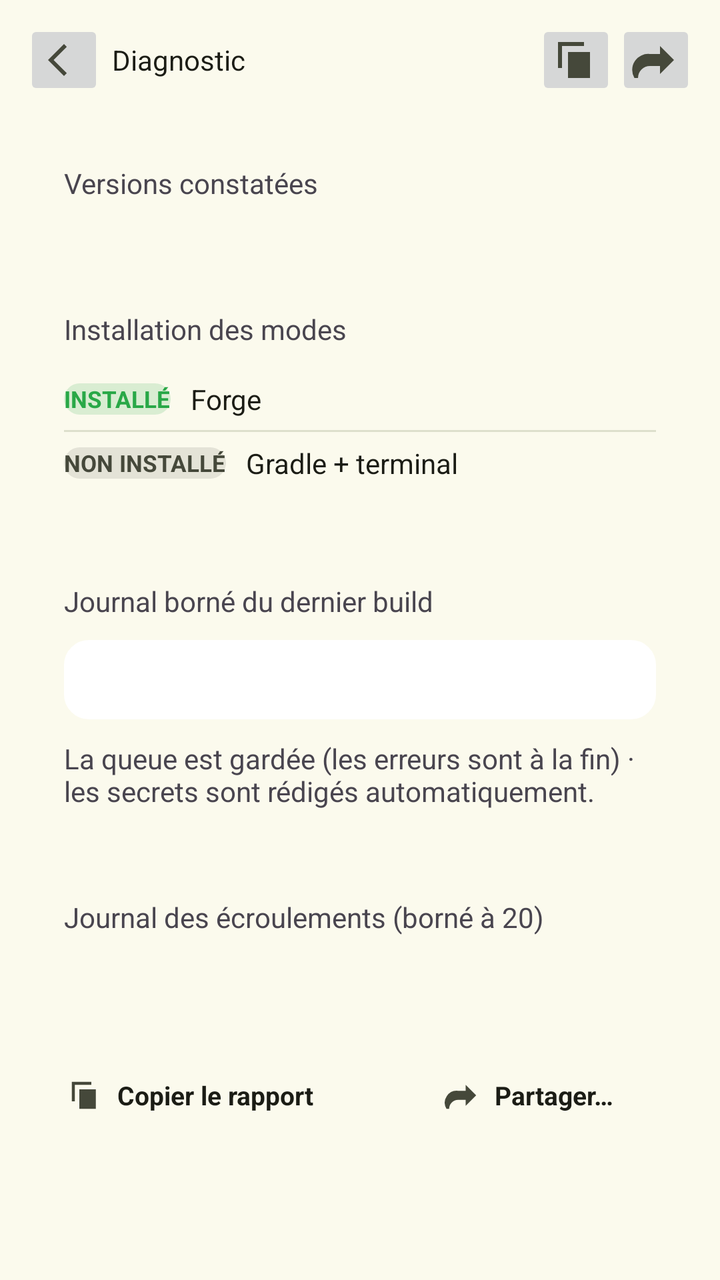
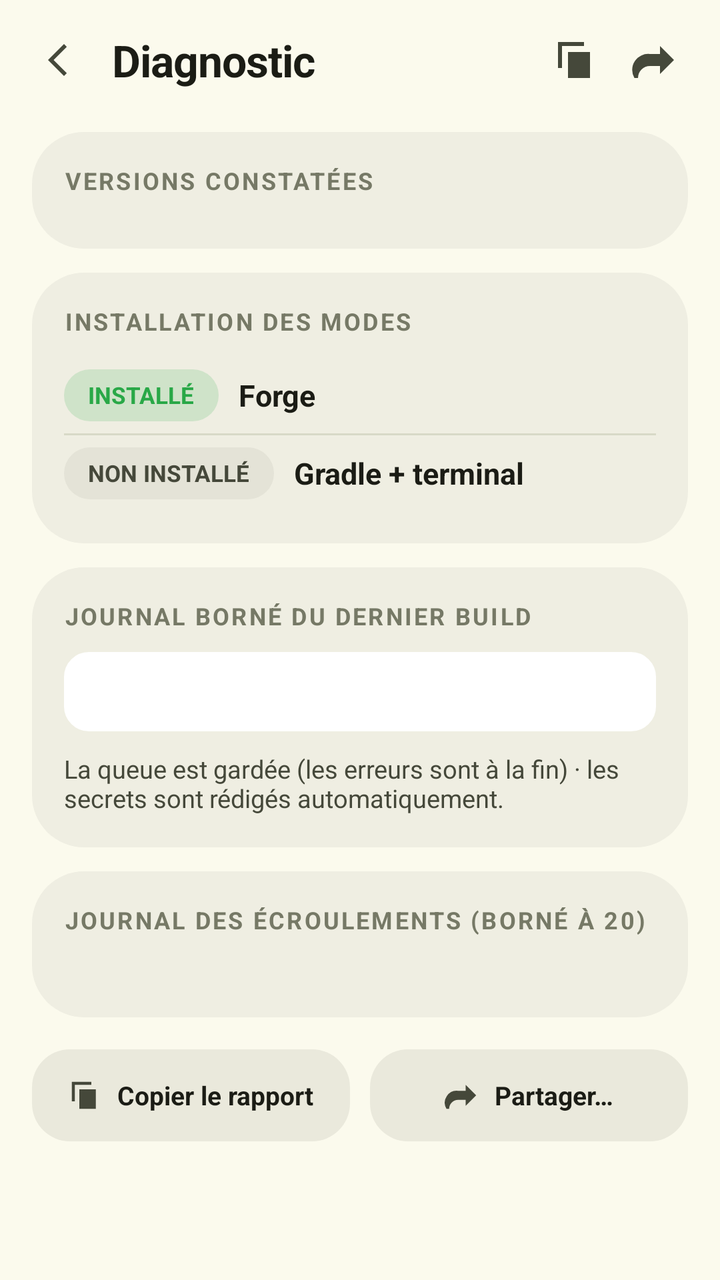

The first picture is an Android layout as it rendered before a commit; the second is the same layout after the commit. The layout source and the unified diff follow.
<!-- AndroidManifest.xml: application theme Theme.JoIDE -->
<!-- res/layout/diagnostic_fragment.xml -->
<?xml version="1.0" encoding="utf-8"?>
<LinearLayout xmlns:android="http://schemas.android.com/apk/res/android"
    xmlns:app="http://schemas.android.com/apk/res-auto"
    android:layout_width="match_parent"
    android:layout_height="match_parent"
    android:orientation="vertical"
    android:background="@color/fond">

    
    <LinearLayout
        android:layout_width="match_parent"
        android:layout_height="wrap_content"
        android:orientation="horizontal"
        android:gravity="center_vertical"
        android:paddingStart="12dp"
        android:paddingEnd="12dp"
        android:paddingTop="10dp"
        android:paddingBottom="10dp"
        android:background="@color/fond">

        <ImageButton
            android:id="@+id/diagnostic_back_button"
            style="IconBtn"
            android:layout_width="@dimen/iconbtn_cote"
            android:layout_height="@dimen/iconbtn_cote"
            android:contentDescription="@string/commun_retour"
            android:src="@drawable/ic_back" />

        <TextView
            android:layout_width="0dp"
            android:layout_height="wrap_content"
            android:layout_weight="1"
            android:layout_marginStart="4dp"
            android:text="@string/diagnostic_title"
            android:textColor="@color/sur"
            style="Txt.Xl" />

        <ImageButton
            android:id="@+id/diagnostic_copy_button"
            style="IconBtn"
            android:layout_width="@dimen/iconbtn_cote"
            android:layout_height="@dimen/iconbtn_cote"
            android:contentDescription="@string/diagnostic_copy_desc"
            android:src="@drawable/ic_copy" />

        <ImageButton
            android:id="@+id/diagnostic_share_button"
            style="IconBtn"
            android:layout_width="@dimen/iconbtn_cote"
            android:layout_height="@dimen/iconbtn_cote"
            android:contentDescription="@string/diagnostic_share_desc"
            android:src="@drawable/ic_share" />
    </LinearLayout>

    
    <ScrollView
        android:layout_width="match_parent"
        android:layout_height="0dp"
        android:layout_weight="1"
        android:scrollbars="none"
        android:clipToPadding="false">

        <LinearLayout
            android:layout_width="match_parent"
            android:layout_height="wrap_content"
            android:orientation="vertical"
            android:paddingStart="16dp"
            android:paddingEnd="16dp"
            android:paddingBottom="20dp">

            
            <LinearLayout
                style="Carte"
                android:layout_width="match_parent"
                android:layout_height="wrap_content"
                android:layout_marginTop="6dp"
                android:orientation="vertical"
                android:padding="16dp">

                <TextView
                    android:layout_width="wrap_content"
                    android:layout_height="wrap_content"
                    android:layout_marginBottom="10dp"
                    android:text="@string/diagnostic_versions_section"
                    style="Txt.Eyebrow" />

                
                <LinearLayout
                    android:id="@+id/diagnostic_versions_list"
                    android:layout_width="match_parent"
                    android:layout_height="wrap_content"
                    android:orientation="vertical" />
            </LinearLayout>

            
            <LinearLayout
                style="Carte"
                android:layout_width="match_parent"
                android:layout_height="wrap_content"
                android:layout_marginTop="12dp"
                android:orientation="vertical"
                android:padding="16dp">

                <TextView
                    android:layout_width="wrap_content"
                    android:layout_height="wrap_content"
                    android:layout_marginBottom="10dp"
                    android:text="@string/diagnostic_modes_section"
                    style="Txt.Eyebrow" />

                
                <LinearLayout
                    android:id="@+id/diagnostic_mode_forge_row"
                    android:layout_width="match_parent"
                    android:layout_height="wrap_content"
                    android:orientation="horizontal"
                    android:gravity="center_vertical"
                    android:paddingTop="6dp"
                    android:paddingBottom="6dp">

                    <TextView
                        android:id="@+id/diagnostic_mode_forge_state"
                        style="Pill"
                        android:layout_width="wrap_content"
                        android:layout_height="wrap_content"
                        android:background="@drawable/fond_pill_ok"
                        android:text="@string/diagnostic_mode_installed"
                        android:textColor="@color/ok"
                        android:textSize="@dimen/txt_pill"
                        android:textStyle="bold" />

                    <TextView
                        android:id="@+id/diagnostic_mode_forge_name"
                        android:layout_width="wrap_content"
                        android:layout_height="wrap_content"
                        android:layout_marginStart="10dp"
                        android:text="@string/mode_forge_nom"
                        android:textColor="@color/sur"
                        style="Txt.Sm" />

                    <TextView
                        android:id="@+id/diagnostic_mode_forge_size"
                        android:layout_width="wrap_content"
                        android:layout_height="wrap_content"
                        android:layout_marginStart="10dp"
                        android:layout_gravity="end"
                        style="Txt.BodyS" />
                </LinearLayout>

                <View
                    android:layout_width="match_parent"
                    android:layout_height="1dp"
                    android:background="@drawable/fond_div_inset"
                    android:alpha="0.55" />

                
                <LinearLayout
                    android:id="@+id/diagnostic_mode_gradle_row"
                    android:layout_width="match_parent"
                    android:layout_height="wrap_content"
                    android:orientation="horizontal"
                    android:gravity="center_vertical"
                    android:paddingTop="6dp"
                    android:paddingBottom="6dp">

                    <TextView
                        android:id="@+id/diagnostic_mode_gradle_state"
                        style="Pill"
                        android:layout_width="wrap_content"
                        android:layout_height="wrap_content"
                        android:background="@drawable/fond_pill_sc_highest"
                        android:text="@string/diagnostic_mode_not_installed"
                        android:textColor="@color/sur_var"
                        android:textSize="@dimen/txt_pill"
                        android:textStyle="bold" />

                    <TextView
                        android:id="@+id/diagnostic_mode_gradle_name"
                        android:layout_width="wrap_content"
                        android:layout_height="wrap_content"
                        android:layout_marginStart="10dp"
                        android:text="@string/mode_gradle_nom"
                        android:textColor="@color/sur"
                        style="Txt.Sm" />

                    <TextView
                        android:id="@+id/diagnostic_mode_gradle_size"
                        android:layout_width="wrap_content"
                        android:layout_height="wrap_content"
                        android:layout_marginStart="10dp"
                        android:layout_gravity="end"
                        style="Txt.BodyS" />
                </LinearLayout>
            </LinearLayout>

            
            <LinearLayout
                style="Carte"
                android:layout_width="match_parent"
                android:layout_height="wrap_content"
                android:layout_marginTop="12dp"
                android:orientation="vertical"
                android:padding="16dp">

                <TextView
                    android:layout_width="wrap_content"
                    android:layout_height="wrap_content"
                    android:layout_marginBottom="10dp"
                    android:text="@string/diagnostic_build_log_section"
                    style="Txt.Eyebrow" />

                
                <TextView
                    android:id="@+id/diagnostic_build_log"
                    android:layout_width="match_parent"
                    android:layout_height="wrap_content"
                    android:background="@drawable/fond_field"
                    android:backgroundTint="@color/sc_lowest"
                    android:padding="12dp"
                    android:fontFamily="monospace"
                    android:textSize="11.5sp"
                    android:textColor="@color/sur_var"
                    android:lineSpacingMultiplier="1.8" />

                <TextView
                    android:layout_width="match_parent"
                    android:layout_height="wrap_content"
                    android:layout_marginTop="10dp"
                    android:text="@string/diagnostic_build_log_note"
                    style="Txt.BodyS" />
            </LinearLayout>

            
            <LinearLayout
                style="Carte"
                android:layout_width="match_parent"
                android:layout_height="wrap_content"
                android:layout_marginTop="12dp"
                android:orientation="vertical"
                android:padding="16dp">

                <TextView
                    android:layout_width="wrap_content"
                    android:layout_height="wrap_content"
                    android:layout_marginBottom="10dp"
                    android:text="@string/diagnostic_crash_log_section"
                    style="Txt.Eyebrow" />

                <TextView
                    android:id="@+id/diagnostic_crash_log"
                    android:layout_width="match_parent"
                    android:layout_height="wrap_content"
                    android:fontFamily="monospace"
                    android:textSize="11sp"
                    android:textColor="@color/sur_var"
                    android:lineSpacingMultiplier="1.9" />
            </LinearLayout>

            
            <LinearLayout
                android:layout_width="match_parent"
                android:layout_height="wrap_content"
                android:orientation="horizontal"
                android:layout_marginTop="16dp">

                <LinearLayout
                    android:id="@+id/diagnostic_copy_chip"
                    style="Chip"
                    android:layout_width="0dp"
                    android:layout_height="46dp"
                    android:layout_weight="1"
                    android:gravity="center"
                    android:orientation="horizontal">

                    <ImageView
                        android:layout_width="18dp"
                        android:layout_height="18dp"
                        android:contentDescription="@null"
                        android:src="@drawable/ic_copy" />

                    <TextView
                        android:layout_width="wrap_content"
                        android:layout_height="wrap_content"
                        android:layout_marginStart="7dp"
                        android:text="@string/diagnostic_action_copy"
                        android:textColor="@color/sur"
                        android:textSize="13sp"
                        android:textStyle="bold" />
                </LinearLayout>

                <LinearLayout
                    android:id="@+id/diagnostic_share_chip"
                    style="Chip"
                    android:layout_width="0dp"
                    android:layout_height="46dp"
                    android:layout_weight="1"
                    android:layout_marginStart="10dp"
                    android:gravity="center"
                    android:orientation="horizontal">

                    <ImageView
                        android:layout_width="18dp"
                        android:layout_height="18dp"
                        android:contentDescription="@null"
                        android:src="@drawable/ic_share" />

                    <TextView
                        android:layout_width="wrap_content"
                        android:layout_height="wrap_content"
                        android:layout_marginStart="7dp"
                        android:text="@string/diagnostic_action_share"
                        android:textColor="@color/sur"
                        android:textSize="13sp"
                        android:textStyle="bold" />
                </LinearLayout>
            </LinearLayout>
        </LinearLayout>
    </ScrollView>
</LinearLayout>
<!-- resources referenced by this layout -->
<resources>
  <color name="fond">#FBFAED</color>
  <color name="ok">#29A847</color>
  <color name="sc_lowest">#FFFFFF</color>
  <color name="sur">#1B1C15</color>
  <color name="sur_var">#45483A</color>
  <dimen name="iconbtn_cote">40dp</dimen>
  <dimen name="txt_pill">11.5sp</dimen>
  <string name="commun_retour">Retour</string>
  <string name="mode_forge_nom">Forge</string>
  <color name="contour_var">#C6C9B2</color>
  <color name="sc_highest">#E4E3D7</color>
  <color name="ok_soft">#2929A847</color>
  <color name="primaire">#465700</color>
  <color name="sur_primaire">#FFFFFF</color>
  <color name="sc2">#DEE5C3</color>
  <color name="sur_sc2">#2A3119</color>
  <color name="tertiaire">#6C3E85</color>
  <color name="sur_tertiaire">#FFFFFF</color>
  <color name="sc">#EFEEE2</color>
  <color name="contour">#767966</color>
  <color name="erreur">#8F4C38</color>
  <color name="sc_low">#F5F4E7</color>
  <color name="sc_high">#EAE9DC</color>
  <!-- unchanged entries left out for length: 27 -->
</resources>

<!-- the commit's change to res/layout/diagnostic_fragment.xml (unified diff, before → after) -->
@@ -20,7 +20,7 @@
 
         <ImageButton
             android:id="@+id/diagnostic_back_button"
-            style="IconBtn"
+            style="@style/IconBtn"
             android:layout_width="@dimen/iconbtn_cote"
             android:layout_height="@dimen/iconbtn_cote"
             android:contentDescription="@string/commun_retour"
@@ -33,11 +33,11 @@
             android:layout_marginStart="4dp"
             android:text="@string/diagnostic_title"
             android:textColor="@color/sur"
-            style="Txt.Xl" />
+            style="@style/Txt.Xl" />
 
         <ImageButton
             android:id="@+id/diagnostic_copy_button"
-            style="IconBtn"
+            style="@style/IconBtn"
             android:layout_width="@dimen/iconbtn_cote"
             android:layout_height="@dimen/iconbtn_cote"
             android:contentDescription="@string/diagnostic_copy_desc"
@@ -45,7 +45,7 @@
 
         <ImageButton
             android:id="@+id/diagnostic_share_button"
-            style="IconBtn"
+            style="@style/IconBtn"
             android:layout_width="@dimen/iconbtn_cote"
             android:layout_height="@dimen/iconbtn_cote"
             android:contentDescription="@string/diagnostic_share_desc"
@@ -70,7 +70,7 @@
 
             
             <LinearLayout
-                style="Carte"
+                style="@style/Carte"
                 android:layout_width="match_parent"
                 android:layout_height="wrap_content"
                 android:layout_marginTop="6dp"
@@ -82,7 +82,7 @@
                     android:layout_height="wrap_content"
                     android:layout_marginBottom="10dp"
                     android:text="@string/diagnostic_versions_section"
-                    style="Txt.Eyebrow" />
+                    style="@style/Txt.Eyebrow" />
 
                 
                 <LinearLayout
@@ -94,7 +94,7 @@
 
             
             <LinearLayout
-                style="Carte"
+                style="@style/Carte"
                 android:layout_width="match_parent"
                 android:layout_height="wrap_content"
                 android:layout_marginTop="12dp"
@@ -106,7 +106,7 @@
                     android:layout_height="wrap_content"
                     android:layout_marginBottom="10dp"
                     android:text="@string/diagnostic_modes_section"
-                    style="Txt.Eyebrow" />
+                    style="@style/Txt.Eyebrow" />
 
                 
                 <LinearLayout
@@ -120,7 +120,7 @@
 
                     <TextView
                         android:id="@+id/diagnostic_mode_forge_state"
-                        style="Pill"
+                        style="@style/Pill"
                         android:layout_width="wrap_content"
                         android:layout_height="wrap_content"
                         android:background="@drawable/fond_pill_ok"
@@ -136,7 +136,7 @@
                         android:layout_marginStart="10dp"
                         android:text="@string/mode_forge_nom"
                         android:textColor="@color/sur"
-                        style="Txt.Sm" />
+                        style="@style/Txt.Sm" />
 
                     <TextView
                         android:id="@+id/diagnostic_mode_forge_size"
@@ -144,7 +144,7 @@
                         android:layout_height="wrap_content"
                         android:layout_marginStart="10dp"
                         android:layout_gravity="end"
-                        style="Txt.BodyS" />
+                        style="@style/Txt.BodyS" />
                 </LinearLayout>
 
                 <View
@@ -165,7 +165,7 @@
 
                     <TextView
                         android:id="@+id/diagnostic_mode_gradle_state"
-                        style="Pill"
+                        style="@style/Pill"
                         android:layout_width="wrap_content"
                         android:layout_height="wrap_content"
                         android:background="@drawable/fond_pill_sc_highest"
@@ -181,7 +181,7 @@
                         android:layout_marginStart="10dp"
                         android:text="@string/mode_gradle_nom"
                         android:textColor="@color/sur"
-                        style="Txt.Sm" />
+                        style="@style/Txt.Sm" />
 
                     <TextView
                         android:id="@+id/diagnostic_mode_gradle_size"
@@ -189,13 +189,13 @@
                         android:layout_height="wrap_content"
                         android:layout_marginStart="10dp"
                         android:layout_gravity="end"
-                        style="Txt.BodyS" />
+                        style="@style/Txt.BodyS" />
                 </LinearLayout>
             </LinearLayout>
 
             
             <LinearLayout
-                style="Carte"
+                style="@style/Carte"
                 android:layout_width="match_parent"
                 android:layout_height="wrap_content"
                 android:layout_marginTop="12dp"
@@ -207,7 +207,7 @@
                     android:layout_height="wrap_content"
                     android:layout_marginBottom="10dp"
                     android:text="@string/diagnostic_build_log_section"
-                    style="Txt.Eyebrow" />
+                    style="@style/Txt.Eyebrow" />
 
                 
                 <TextView
@@ -227,12 +227,12 @@
                     android:layout_height="wrap_content"
                     android:layout_marginTop="10dp"
                     android:text="@string/diagnostic_build_log_note"
-                    style="Txt.BodyS" />
-            </LinearLayout>
-
-            
-            <LinearLayout
-                style="Carte"
+                    style="@style/Txt.BodyS" />
+            </LinearLayout>
+
+            
+            <LinearLayout
+                style="@style/Carte"
                 android:layout_width="match_parent"
                 android:layout_height="wrap_content"
                 android:layout_marginTop="12dp"
@@ -244,7 +244,7 @@
                     android:layout_height="wrap_content"
                     android:layout_marginBottom="10dp"
                     android:text="@string/diagnostic_crash_log_section"
-                    style="Txt.Eyebrow" />
+                    style="@style/Txt.Eyebrow" />
 
                 <TextView
                     android:id="@+id/diagnostic_crash_log"
@@ -265,7 +265,7 @@
 
                 <LinearLayout
                     android:id="@+id/diagnostic_copy_chip"
-                    style="Chip"
+                    style="@style/Chip"
                     android:layout_width="0dp"
                     android:layout_height="46dp"
                     android:layout_weight="1"
@@ -290,7 +290,7 @@
 
                 <LinearLayout
                     android:id="@+id/diagnostic_share_chip"
-                    style="Chip"
+                    style="@style/Chip"
                     android:layout_width="0dp"
                     android:layout_height="46dp"
                     android:layout_weight="1"
<!-- resource entries referenced after the edit -->
@@ -9,9 +9,76 @@
   <dimen name="txt_pill">11.5sp</dimen>
   <string name="commun_retour">Retour</string>
   <string name="mode_forge_nom">Forge</string>
+  <style name="Carte" parent="">
+          <item name="android:background">@drawable/fond_carte</item>
+      </style>
+  <style name="Chip" parent="">
+          <item name="android:background">@drawable/fond_chip</item>
+          <item name="android:minHeight">@dimen/chip_hauteur</item>
+          <item name="android:paddingStart">@dimen/chip_padding_h</item>
+          <item name="android:paddingEnd">@dimen/chip_padding_h</item>
+          <item name="android:gravity">center_vertical</item>
+      </style>
+  <style name="IconBtn" parent="">
+          <item name="android:background">@drawable/fond_iconbtn</item>
+      </style>
+  <style name="Pill" parent="">
+          <item name="android:minHeight">@dimen/pill_hauteur</item>
+          <item name="android:paddingStart">@dimen/pill_padding_h</item>
+          <item name="android:paddingEnd">@dimen/pill_padding_h</item>
+          <item name="android:gravity">center_vertical</item>
+      </style>
+  <style name="Txt.BodyS" parent="">
+          <item name="android:textSize">@dimen/txt_body_s</item>
+          <item name="android:textColor">?attr/colorOnSurfaceVariant</item>
+      </style>
+  <style name="Txt.Eyebrow" parent="">
+          <item name="android:textSize">@dimen/txt_eyebrow</item>
+          <item name="android:textStyle">bold</item>
+          <item name="android:textAllCaps">true</item>
+          <item name="android:letterSpacing">0.09</item>
+          <item name="android:textColor">@color/contour</item>
+      </style>
+  <style name="Txt.Sm" parent="">
+          <item name="android:textSize">@dimen/txt_sm</item>
+          <item name="android:textStyle">bold</item>
+      </style>
+  <style name="Txt.Xl" parent="">
+          <item name="android:textSize">@dimen/txt_xl</item>
+          <item name="android:textStyle">bold</item>
+          <item name="android:letterSpacing">-0.014</item>
+      </style>
   <color name="contour_var">#C6C9B2</color>
   <color name="sc_highest">#E4E3D7</color>
   <color name="ok_soft">#2929A847</color>
+  <!-- drawable fond_carte (drawable) -->
+  <?xml version="1.0" encoding="utf-8"?>
+  <shape xmlns:android="http://schemas.android.com/apk/res/android">
+      <solid android:color="@color/sc" />
+      <corners android:radius="26dp" />
+  </shape>
+  <!-- drawable fond_chip (drawable) -->
+  <?xml version="1.0" encoding="utf-8"?>
+  <shape xmlns:android="http://schemas.android.com/apk/res/android">
+      <solid android:color="@color/sc_high" />
+      <corners android:radius="19dp" />
+  </shape>
+  <dimen name="chip_hauteur">38dp</dimen>
+  <dimen name="chip_padding_h">15dp</dimen>
+  <!-- drawable fond_iconbtn (drawable) -->
+  <?xml version="1.0" encoding="utf-8"?>
+  <selector xmlns:android="http://schemas.android.com/apk/res/android">
+      <item android:state_pressed="true">
+          <shape><solid android:color="#1B1C1510" /><corners android:radius="20dp" /></shape>
+      </item>
+      <item>
+          <shape><solid android:color="#00000000" /><corners android:radius="20dp" /></shape>
+      </item>
+  </selector>
+  <dimen name="pill_hauteur">26dp</dimen>
+  <dimen name="pill_padding_h">12dp</dimen>
+  <dimen name="txt_body_s">12.5sp</dimen>
+  <dimen name="txt_eyebrow">12sp</dimen>
   <color name="primaire">#465700</color>
   <color name="sur_primaire">#FFFFFF</color>
   <color name="sc2">#DEE5C3</color>
@@ -20,6 +87,8 @@
   <color name="sur_tertiaire">#FFFFFF</color>
   <color name="sc">#EFEEE2</color>
   <color name="contour">#767966</color>
+  <dimen name="txt_sm">15sp</dimen>
+  <dimen name="txt_xl">22sp</dimen>
   <color name="erreur">#8F4C38</color>
   <color name="sc_low">#F5F4E7</color>
   <color name="sc_high">#EAE9DC</color>
